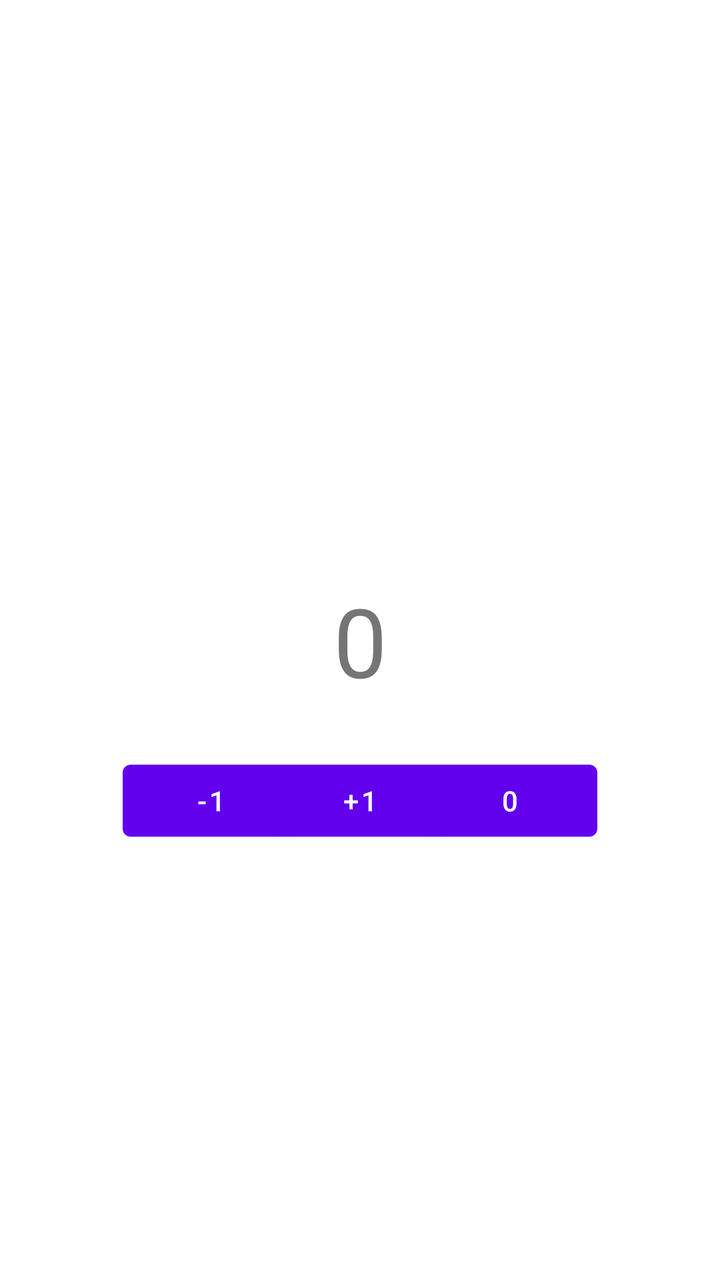
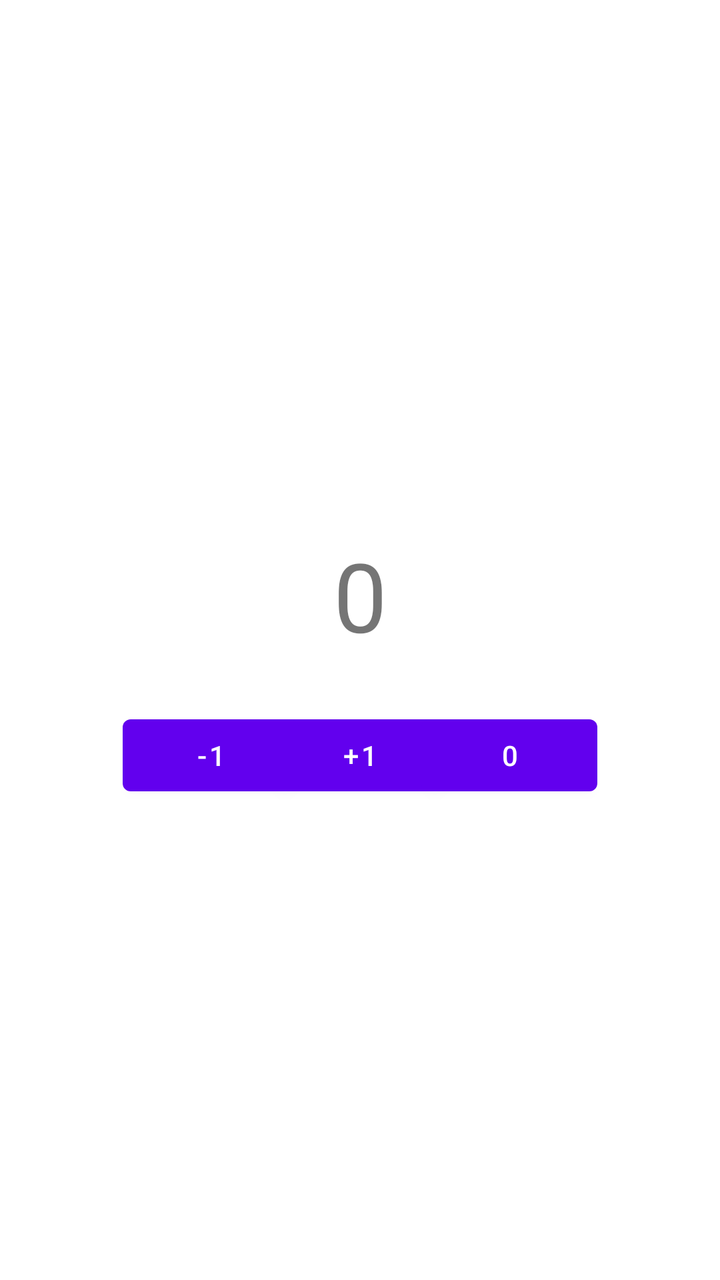

An Android layout rendered at two revisions. The XML below is the earlier revision; the diff shows what the commit changed to produce the second picture.
<!-- AndroidManifest.xml: application theme Theme.Testapp -->
<!-- res/layout/activity_main.xml -->
<?xml version="1.0" encoding="utf-8"?>
<androidx.constraintlayout.widget.ConstraintLayout
    xmlns:android="http://schemas.android.com/apk/res/android"
    xmlns:app="http://schemas.android.com/apk/res-auto"
    xmlns:tools="http://schemas.android.com/tools"
    android:id="@+id/main"
    android:layout_width="match_parent"
    android:layout_height="match_parent"
    tools:context=".MainActivity">

    <TextView
        android:id="@+id/textCounter"
        android:layout_width="wrap_content"
        android:layout_height="wrap_content"
        android:text="@string/counter_initial"
        android:textSize="48sp"
        app:layout_constraintTop_toTopOf="parent"
        app:layout_constraintBottom_toBottomOf="parent"
        app:layout_constraintStart_toStartOf="parent"
        app:layout_constraintEnd_toEndOf="parent" />

    <Button
        android:id="@+id/btnPlus"
        android:layout_width="wrap_content"
        android:layout_height="wrap_content"
        android:layout_marginTop="24dp"
        android:text="@string/btn_plus"
        app:layout_constraintTop_toBottomOf="@id/textCounter"
        app:layout_constraintStart_toStartOf="parent"
        app:layout_constraintEnd_toEndOf="parent" />

    <Button
        android:id="@+id/btnMinus"
        android:layout_width="wrap_content"
        android:layout_height="wrap_content"
        android:layout_marginTop="24dp"
        android:text="@string/btn_minus"
        app:layout_constraintTop_toBottomOf="@id/textCounter"
        app:layout_constraintStart_toStartOf="parent"
        app:layout_constraintEnd_toStartOf="@id/btnNull"
        app:layout_constraintHorizontal_chainStyle="spread" />

    <Button
        android:id="@+id/btnNull"
        android:layout_width="wrap_content"
        android:layout_height="wrap_content"
        android:layout_marginTop="24dp"
        android:text="@string/btn_reset"
        app:layout_constraintTop_toBottomOf="@id/textCounter"
        app:layout_constraintStart_toEndOf="@id/btnMinus"
        app:layout_constraintEnd_toEndOf="parent" />

</androidx.constraintlayout.widget.ConstraintLayout>
<!-- resources referenced by this layout -->
<resources>
  <string name="btn_minus">-1</string>
  <string name="btn_plus">+1</string>
  <string name="btn_reset">0</string>
  <string name="counter_initial">0</string>
  <style name="Theme.Testapp" parent="Theme.MaterialComponents.DayNight.DarkActionBar">
          
          <item name="colorPrimary">@color/purple_500</item>
          <item name="colorPrimaryVariant">@color/purple_700</item>
          <item name="colorOnPrimary">@color/white</item>
          
          <item name="colorSecondary">@color/teal_200</item>
          <item name="colorSecondaryVariant">@color/teal_700</item>
          <item name="colorOnSecondary">@color/black</item>
          
          <item name="android:statusBarColor">?attr/colorPrimaryVariant</item>
          
      </style>
  <color name="purple_500">#FF6200EE</color>
  <color name="purple_700">#FF3700B3</color>
  <color name="white">#FFFFFFFF</color>
  <color name="teal_200">#FF03DAC5</color>
  <color name="teal_700">#FF018786</color>
  <color name="black">#FF000000</color>
</resources>

<!-- the commit's change to res/layout/activity_main.xml (unified diff, before → after) -->
@@ -14,10 +14,11 @@
         android:layout_height="wrap_content"
         android:text="@string/counter_initial"
         android:textSize="48sp"
+        app:layout_constraintBottom_toBottomOf="parent"
+        app:layout_constraintEnd_toEndOf="parent"
+        app:layout_constraintStart_toStartOf="parent"
         app:layout_constraintTop_toTopOf="parent"
-        app:layout_constraintBottom_toBottomOf="parent"
-        app:layout_constraintStart_toStartOf="parent"
-        app:layout_constraintEnd_toEndOf="parent" />
+        app:layout_constraintVertical_bias="0.461" />
 
     <Button
         android:id="@+id/btnPlus"
